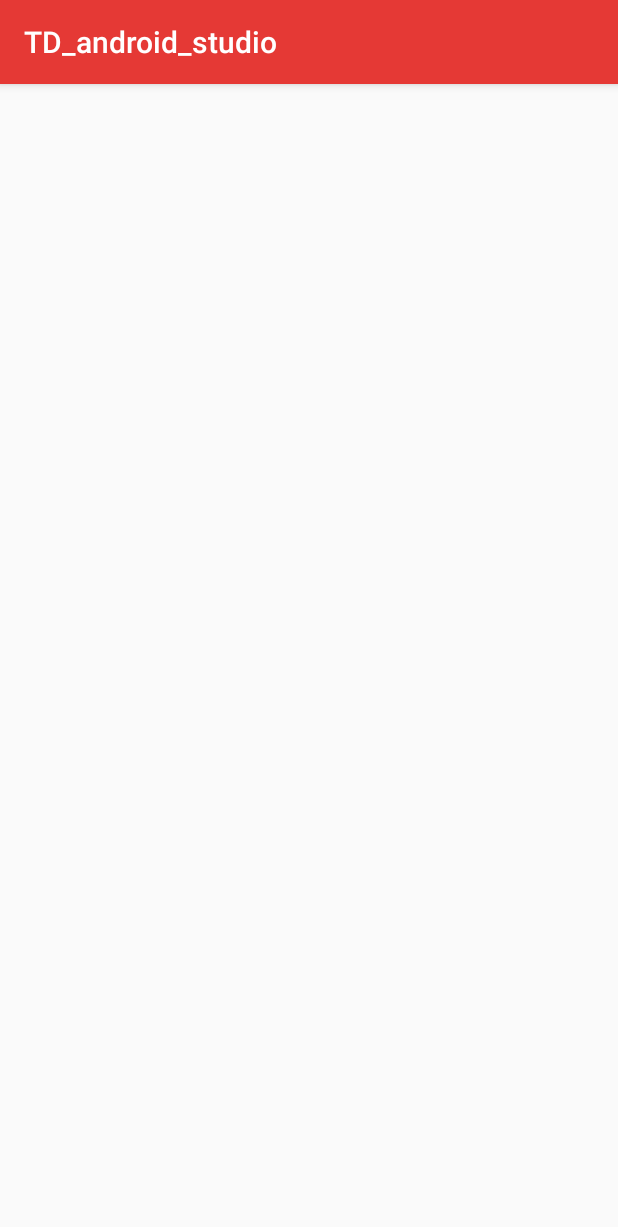
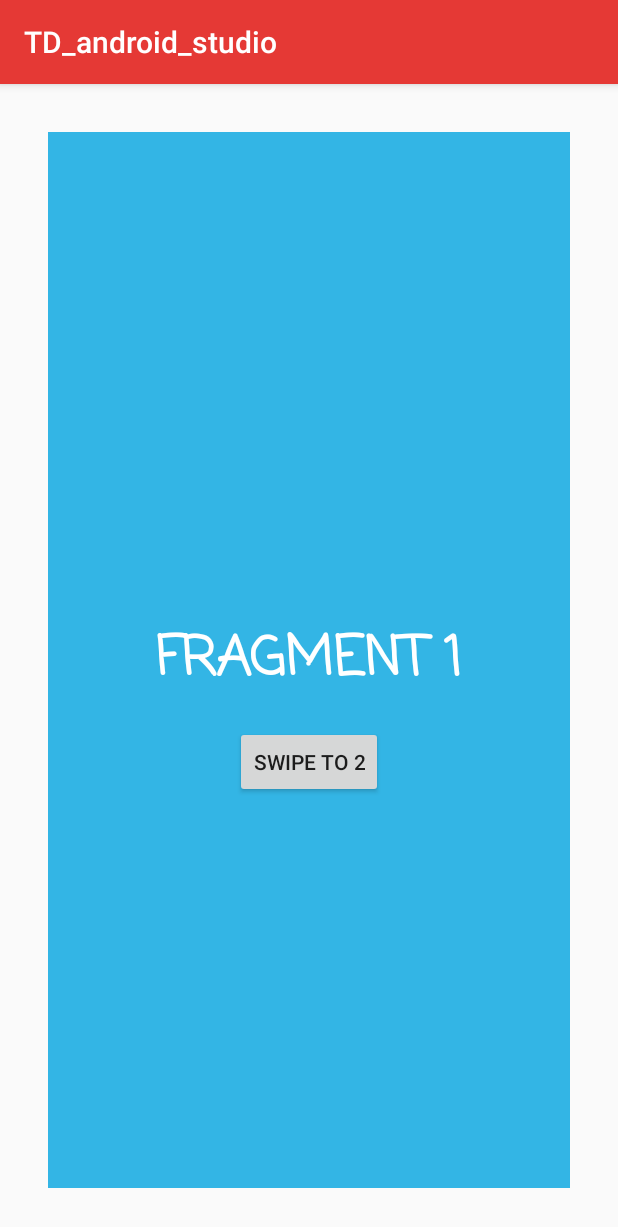
Before and after one commit to cedriccosson83/AS_TD, an Android app: the LifeCycleActivity screen opened directly, with no data from a screen before it, on a phone screen of 412 x 824 dp. Shown: the top 1227 px of the screen. Run offline under Robolectric (Android 15) with nearby library versions, the phone set to English and light mode, and no system bars.

Commit message:
Cycle de vie + fragments

```diff
--- a/app/src/main/AndroidManifest.xml
+++ b/app/src/main/AndroidManifest.xml
@@ -9,7 +9,10 @@
         android:roundIcon="@mipmap/ic_launcher_round"
         android:supportsRtl="true"
         android:theme="@style/AppTheme">
-        <activity android:name=".WebServiceActivity"></activity>
+        <activity android:name=".EmptyFragment"></activity>
+        <activity android:name=".SecondFragment" />
+        <activity android:name=".FirstFragment" />
+        <activity android:name=".WebServiceActivity" />
         <activity android:name=".HomeActivity" />
         <activity android:name=".SaveActivity" />
         <activity android:name=".PermissionActivity" />
--- /dev/null
+++ b/app/src/main/java/com/example/td_android_studio/FirstFragment.kt
@@ -0,0 +1,44 @@
+package com.example.td_android_studio
+
+import android.content.Context
+import android.os.Bundle
+import androidx.fragment.app.Fragment
+import android.view.LayoutInflater
+import android.view.View
+import android.view.ViewGroup
+import kotlinx.android.synthetic.main.first_fragment.*
+
+class FirstFragment : Fragment() {
+    private var listener: OnFragmentInteractionListener? = null
+
+    override fun onCreate(saved: Bundle?) {
+        super.onCreate(saved)
+    }
+
+    override fun onCreateView(
+        inflater: LayoutInflater, container: ViewGroup?,
+        savedInstanceState: Bundle?
+    ): View? {
+        // Inflate the layout for this fragment
+        return inflater.inflate(R.layout.first_fragment, container, false)
+    }
+
+    override fun onStart() {
+        super.onStart()
+        SWIPE1.setOnClickListener { listener?.swipeFragment(SecondFragment()) }
+    }
+
+    override fun onAttach(context: Context) {
+        super.onAttach(context)
+        if (context is OnFragmentInteractionListener) {
+            listener = context
+        } else {
+            throw RuntimeException(context.toString() + " must implement OnFragmentInteractionListener")
+        }
+    }
+
+    override fun onDetach() {
+        super.onDetach()
+        listener = null
+    }
+}
--- a/app/src/main/java/com/example/td_android_studio/LifeCycleActivity.kt
+++ b/app/src/main/java/com/example/td_android_studio/LifeCycleActivity.kt
@@ -2,11 +2,18 @@ package com.example.td_android_studio
 
 import androidx.appcompat.app.AppCompatActivity
 import android.os.Bundle
+import androidx.fragment.app.Fragment
 
-class LifeCycleActivity : AppCompatActivity() {
+class LifeCycleActivity : AppCompatActivity(), OnFragmentInteractionListener {
 
     override fun onCreate(savedInstanceState: Bundle?) {
         super.onCreate(savedInstanceState)
         setContentView(R.layout.activity_life_cycle)
+        val frag1 = FirstFragment()
+        supportFragmentManager.beginTransaction().add(R.id.fragmentContainer, frag1).commit()
+    }
+
+    override fun swipeFragment(frag_destination: Fragment) {
+        supportFragmentManager.beginTransaction().replace(R.id.fragmentContainer, frag_destination).commit()
     }
 }
--- /dev/null
+++ b/app/src/main/java/com/example/td_android_studio/OnFragmentInteractionListener.kt
@@ -0,0 +1,7 @@
+package com.example.td_android_studio
+
+import androidx.fragment.app.Fragment
+
+interface OnFragmentInteractionListener {
+    fun swipeFragment(frag_destination: Fragment)
+}
--- a/app/src/main/res/layout/activity_home.xml
+++ b/app/src/main/res/layout/activity_home.xml
@@ -146,7 +146,7 @@
                 android:layout_width="wrap_content"
                 android:layout_height="wrap_content"
                 android:layout_marginTop="32dp"
-                android:text="@string/logout"
+                android:text="@string/LOGOUT"
                 app:layout_constraintEnd_toEndOf="parent"
                 app:layout_constraintStart_toStartOf="parent"
                 app:layout_constraintTop_toBottomOf="@+id/textView8" />
--- a/app/src/main/res/layout/activity_life_cycle.xml
+++ b/app/src/main/res/layout/activity_life_cycle.xml
@@ -6,4 +6,18 @@
     android:layout_height="match_parent"
     tools:context=".LifeCycleActivity">
 
+    <FrameLayout
+        android:id="@+id/fragmentContainer"
+        android:layout_width="match_parent"
+        android:layout_height="match_parent"
+        android:layout_marginStart="32dp"
+        android:layout_marginTop="32dp"
+        android:layout_marginEnd="32dp"
+        android:layout_marginBottom="32dp"
+        app:layout_constraintBottom_toBottomOf="parent"
+        app:layout_constraintEnd_toEndOf="parent"
+        app:layout_constraintStart_toStartOf="parent"
+        app:layout_constraintTop_toTopOf="parent">
+
+    </FrameLayout>
 </androidx.constraintlayout.widget.ConstraintLayout>
--- /dev/null
+++ b/app/src/main/res/layout/first_fragment.xml
@@ -0,0 +1,34 @@
+<?xml version="1.0" encoding="utf-8"?>
+<androidx.constraintlayout.widget.ConstraintLayout xmlns:android="http://schemas.android.com/apk/res/android"
+    xmlns:app="http://schemas.android.com/apk/res-auto"
+    xmlns:tools="http://schemas.android.com/tools"
+    android:layout_width="match_parent"
+    android:layout_height="match_parent"
+    android:background="@android:color/holo_blue_light"
+    tools:context=".FirstFragment">
+
+    <TextView
+        android:id="@+id/textView2"
+        android:layout_width="wrap_content"
+        android:layout_height="wrap_content"
+        android:text="@string/first_text"
+        android:fontFamily="casual"
+        android:textColor="#FFFFFF"
+        android:textSize="36sp"
+        android:textStyle="bold"
+        app:layout_constraintBottom_toBottomOf="parent"
+        app:layout_constraintEnd_toEndOf="parent"
+        app:layout_constraintStart_toStartOf="parent"
+        app:layout_constraintTop_toTopOf="parent" />
+
+    <Button
+        android:id="@+id/SWIPE1"
+        android:layout_width="wrap_content"
+        android:layout_height="wrap_content"
+        android:layout_marginTop="16dp"
+        android:text="@string/first_swipe_btn"
+        app:layout_constraintEnd_toEndOf="parent"
+        app:layout_constraintStart_toStartOf="parent"
+        app:layout_constraintTop_toBottomOf="@+id/textView2" />
+
+</androidx.constraintlayout.widget.ConstraintLayout>
--- a/app/src/main/res/values/strings.xml
+++ b/app/src/main/res/values/strings.xml
@@ -1,13 +1,20 @@
 <resources>
     <string name="app_name">TD_android_studio</string>
+    <string name="IMGDesc">IMGDesc</string>
+
     <string name="CONNEXION">CONNEXION</string>
-    <string name="IMGDesc">IMGDesc</string>
     <string name="ID">Identifiant</string>
     <string name="PASS">Mot de passe</string>
     <string name="VALIDER">VALIDER</string>
+
     <string name="home_permission">Permissions</string>
     <string name="home_save">Sauvegarder</string>
     <string name="home_lifeCylce">Cycle de vie</string>
     <string name="home_webservice">Web Service</string>
-    <string name="logout">DECONNEXION</string>
+    <string name="LOGOUT">Web Service</string>
+
+    <string name="first_text">FRAGMENT 1</string>
+    <string name="second_text">FRAGMENT 2</string>
+    <string name="first_swipe_btn">SWIPE TO 2</string>
+    <string name="second_swipe_btn">SWIPE TO 1</string>
 </resources>
```
Also changed, not shown: app/src/main/java/com/example/td_android_studio/EmptyFragment.kt (added, +17 -0 lines), app/src/main/java/com/example/td_android_studio/SecondFragment.kt (added, +45 -0 lines), app/src/main/res/layout/empty_fragment.xml (added, +9 -0 lines), app/src/main/res/layout/second_fragment.xml (added, +35 -0 lines).
